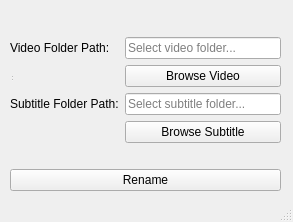
Before: the Qt Designer form mainwindow.ui in Kaywere/MagicRename, drawn with Qt 5.
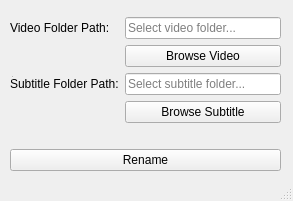
After: the same form once the commit is applied.

Diff of the .ui file:
```diff
--- a/mainwindow.ui
+++ b/mainwindow.ui
@@ -7,9 +7,21 @@
     <x>0</x>
     <y>0</y>
     <width>293</width>
-    <height>222</height>
+    <height>201</height>
    </rect>
   </property>
+  <property name="minimumSize">
+   <size>
+    <width>293</width>
+    <height>201</height>
+   </size>
+  </property>
+  <property name="maximumSize">
+   <size>
+    <width>293</width>
+    <height>201</height>
+   </size>
+  </property>
   <property name="baseSize">
    <size>
     <width>1920</width>
@@ -26,7 +38,7 @@
       <x>10</x>
       <y>10</y>
       <width>271</width>
-      <height>181</height>
+      <height>161</height>
      </rect>
     </property>
     <layout class="QGridLayout" name="gridLayout">
```
